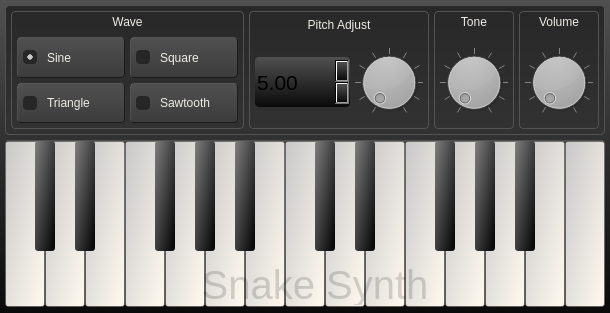
Qt form ui/form.ui (rohan-singh1/SnakeSynth) before a commit.
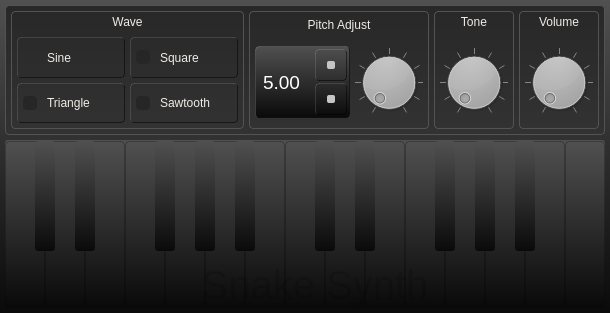
The same form after that commit.

Commit message: Pitch Adjuster beautified

```diff
--- a/ui/form.ui
+++ b/ui/form.ui
@@ -197,10 +197,10 @@
                  </property>
                  <property name="styleSheet">
                   <string notr="true">QRadioButton {
-background-color: qlineargradient(spread:repeat, x1:1, y1:1, x2:1, y2:0, stop:0 rgba(60, 60, 60, 255), stop:1 rgba(80, 80, 80, 255));
-padding: 5px;
-spacing: 10px;
-border: 1px solid;
+	background-color: qlineargradient(spread:repeat, x1:1, y1:1, x2:1, y2:0, stop:0 rgba(60, 60, 60, 255), stop:		1 rgba(80, 80, 80, 255));
+	padding: 5px;
+	spacing: 10px;
+	border: 1px solid;
 	border-color: rgba(255, 255, 255, 30);
 	border-right-color: rgba(0, 0, 0, 128);
 	border-bottom-color: rgba(0, 0, 0, 128);
@@ -220,12 +220,12 @@
 }
 QRadioButton::indicator:unchecked {
 	background-color: rgb(38, 38, 38);
-border-radius: 4px;
+	border-radius: 4px;
 }
 
 QRadioButton::indicator:checked {
-border-radius: 4px;
-	background-color: qradialgradient(spread:pad, cx:0.5, cy:0.5, radius:0.5, fx:0.5, fy:0.5, stop:0.357513 rgba(200, 200, 200, 255), stop:0.388601 rgba(38, 38, 38, 255));
+	border-radius: 4px;
+	background-color: qradialgradient(spread:pad, cx:0.5, cy:0.5, radius:0.5, fx:0.5, fy:0.5, stop:0.357513 		rgba(200, 200, 200, 255), stop:0.388601 rgba(38, 38, 38, 255));
 }</string>
                  </property>
                  <property name="text">
@@ -252,10 +252,10 @@
                  </property>
                  <property name="styleSheet">
                   <string notr="true">QRadioButton {
-background-color: qlineargradient(spread:repeat, x1:1, y1:1, x2:1, y2:0, stop:0 rgba(60, 60, 60, 255), stop:1 rgba(80, 80, 80, 255));
-padding: 5px;
-spacing: 10px;
-border: 1px solid;
+	background-color: qlineargradient(spread:repeat, x1:1, y1:1, x2:1, y2:0, stop:0 rgba(60, 60, 60, 255), stop:		1 rgba(80, 80, 80, 255));
+	padding: 5px;
+	spacing: 10px;
+	border: 1px solid;
 	border-color: rgba(255, 255, 255, 30);
 	border-right-color: rgba(0, 0, 0, 128);
 	border-bottom-color: rgba(0, 0, 0, 128);
@@ -275,12 +275,12 @@
 }
 QRadioButton::indicator:unchecked {
 	background-color: rgb(38, 38, 38);
-border-radius: 4px;
+	border-radius: 4px;
 }
 
 QRadioButton::indicator:checked {
-border-radius: 4px;
-	background-color: qradialgradient(spread:pad, cx:0.5, cy:0.5, radius:0.5, fx:0.5, fy:0.5, stop:0.357513 rgba(200, 200, 200, 255), stop:0.388601 rgba(38, 38, 38, 255));
+	border-radius: 4px;
+	background-color: qradialgradient(spread:pad, cx:0.5, cy:0.5, radius:0.5, fx:0.5, fy:0.5, stop:0.357513 		rgba(200, 200, 200, 255), stop:0.388601 rgba(38, 38, 38, 255));
 }</string>
                  </property>
                  <property name="text">
@@ -304,10 +304,10 @@
                  </property>
                  <property name="styleSheet">
                   <string notr="true">QRadioButton {
-background-color: qlineargradient(spread:repeat, x1:1, y1:1, x2:1, y2:0, stop:0 rgba(60, 60, 60, 255), stop:1 rgba(80, 80, 80, 255));
-padding: 5px;
-spacing: 10px;
-border: 1px solid;
+	background-color: qlineargradient(spread:repeat, x1:1, y1:1, x2:1, y2:0, stop:0 rgba(60, 60, 60, 255), stop:		1 rgba(80, 80, 80, 255));
+	padding: 5px;
+	spacing: 10px;
+	border: 1px solid;
 	border-color: rgba(255, 255, 255, 30);
 	border-right-color: rgba(0, 0, 0, 128);
 	border-bottom-color: rgba(0, 0, 0, 128);
@@ -327,12 +327,12 @@
 }
 QRadioButton::indicator:unchecked {
 	background-color: rgb(38, 38, 38);
-border-radius: 4px;
+	border-radius: 4px;
 }
 
 QRadioButton::indicator:checked {
-border-radius: 4px;
-	background-color: qradialgradient(spread:pad, cx:0.5, cy:0.5, radius:0.5, fx:0.5, fy:0.5, stop:0.357513 rgba(200, 200, 200, 255), stop:0.388601 rgba(38, 38, 38, 255));
+	border-radius: 4px;
+	background-color: qradialgradient(spread:pad, cx:0.5, cy:0.5, radius:0.5, fx:0.5, fy:0.5, stop:0.357513 		rgba(200, 200, 200, 255), stop:0.388601 rgba(38, 38, 38, 255));
 }</string>
                  </property>
                  <property name="text">
@@ -356,10 +356,10 @@
                  </property>
                  <property name="styleSheet">
                   <string notr="true">QRadioButton {
-background-color: qlineargradient(spread:repeat, x1:1, y1:1, x2:1, y2:0, stop:0 rgba(60, 60, 60, 255), stop:1 rgba(80, 80, 80, 255));
-padding: 5px;
-spacing: 10px;
-border: 1px solid;
+	background-color: qlineargradient(spread:repeat, x1:1, y1:1, x2:1, y2:0, stop:0 rgba(60, 60, 60, 255), stop:		1 rgba(80, 80, 80, 255));
+	padding: 5px;
+	spacing: 10px;
+	border: 1px solid;
 	border-color: rgba(255, 255, 255, 30);
 	border-right-color: rgba(0, 0, 0, 128);
 	border-bottom-color: rgba(0, 0, 0, 128);
@@ -379,12 +379,12 @@
 }
 QRadioButton::indicator:unchecked {
 	background-color: rgb(38, 38, 38);
-border-radius: 4px;
+	border-radius: 4px;
 }
 
 QRadioButton::indicator:checked {
-border-radius: 4px;
-	background-color: qradialgradient(spread:pad, cx:0.5, cy:0.5, radius:0.5, fx:0.5, fy:0.5, stop:0.357513 rgba(200, 200, 200, 255), stop:0.388601 rgba(38, 38, 38, 255));
+	border-radius: 4px;
+	background-color: qradialgradient(spread:pad, cx:0.5, cy:0.5, radius:0.5, fx:0.5, fy:0.5, stop:0.357513 		rgba(200, 200, 200, 255), stop:0.388601 rgba(38, 38, 38, 255));
 }</string>
                  </property>
                  <property name="text">
@@ -451,31 +451,92 @@
            <property name="minimumSize">
             <size>
              <width>0</width>
-             <height>50</height>
+             <height>72</height>
             </size>
            </property>
            <property name="font">
             <font>
-             <pointsize>16</pointsize>
+             <pointsize>14</pointsize>
             </font>
            </property>
            <property name="styleSheet">
-            <string notr="true">color: rgba(255, 255, 255, 100);
-background-color: qlineargradient(spread:repeat, x1:1, y1:1, x2:1, y2:0, stop:0 rgba(30, 30, 30, 255), stop:1 rgba(50, 50, 50, 255));
-border-color: qlineargradient(spread:repeat, x1:1, y1:1, x2:1, y2:0, stop:0 rgba(0, 0, 0, 255), stop:1 rgba(111, 111, 111, 255));
-border-radius: 3px;
-
-QSpinBox::up-button {
-border: none;
-	background-color: rgb(155, 155, 155);
-	background-color: rgb(255, 3, 0);
+            <string notr="true">QDoubleSpinBox {
+	selection-background-color: rgba(255, 255, 255, 50);
+	selection-color: rgb(255, 255, 255);
+	color: rgb(255, 255, 255);
+	background-color: qlineargradient(spread:repeat, x1:1, y1:1, x2:1, y2:0, stop:0 rgba(60, 60, 60, 255), stop:		1 rgba(80, 80, 80, 255));
+	padding: 5px;
+	spacing: 10px;
+	border: 1px solid;
+	border-color: rgba(255, 255, 255, 30);
+	border-right-color: rgba(0, 0, 0, 128);
+	border-bottom-color: rgba(0, 0, 0, 128);
 }
 
-
-QSpinBox::up-arrow {
-border: none;
-	background-color: rgb(155, 155, 155);
-	background-color: rgb(255, 3, 0);
+QDoubleSpinBox::up-arrow {
+	background-color: rgb(197, 197, 197);
+	width: 8px;
+	height: 8px;
+	border-radius: 2px;
+}
+QDoubleSpinBox::down-arrow {
+	background-color: rgb(197, 197, 197);
+	width: 8px;
+	height: 8px;
+	border-radius: 2px;
+}
+QDoubleSpinBox::up-button  {
+	border-radius: 4px;
+	margin: 0px;
+	background-color: qlineargradient(spread:repeat, x1:1, y1:1, x2:1, y2:0, stop:0 rgba(60, 60, 60, 255), stop:		1 rgba(80, 80, 80, 255));
+	padding: 0px;
+	spacing: 10px;
+	border: 1px solid;
+	border-color: rgba(255, 255, 255, 30);
+	border-right-color: rgba(0, 0, 0, 128);
+	border-bottom-color: rgba(0, 0, 0, 128);
+	width: 30px;
+	height: 30px;
+	margin: 2px;
+}
+QDoubleSpinBox::up-button:hover {
+	background-color: qlineargradient(spread:repeat, x1:1, y1:1, x2:1, y2:0, stop:0 rgba(80, 80, 80, 255), stop:		1 rgba(100, 100, 100, 255));
+	border: 1px solid;
+	border-color: rgba(255, 255, 255, 80);
+	border-right-color: rgba(0, 0, 0, 255);
+	border-bottom-color: rgba(0, 0, 0, 255);
+}
+QDoubleSpinBox::up-button:pressed {
+	background-color: qlineargradient(spread:repeat, x1:1, y1:1, x2:1, y2:0, stop:1 rgba(60, 60, 60, 255), stop:		0 rgba(70, 70, 70, 255));
+	border-color: rgba(0, 0, 0, 150);
+	border-right-color: rgba(255, 255, 255, 50);
+	border-bottom-color: rgba(255, 255, 255, 50);
+}
+QDoubleSpinBox::down-button  {
+	margin: 2px;
+	border-radius: 4px;
+	background-color: qlineargradient(spread:repeat, x1:1, y1:1, x2:1, y2:0, stop:0 rgba(60, 60, 60, 255), stop:		1 rgba(80, 80, 80, 255));
+	padding: 5px;
+	spacing: 10px;
+	border: 1px solid;
+	border-color: rgba(255, 255, 255, 30);
+	border-right-color: rgba(0, 0, 0, 128);
+	border-bottom-color: rgba(0, 0, 0, 128);
+	width: 20px;
+	height: 20px;
+}
+QDoubleSpinBox::down-button:hover {
+	background-color: qlineargradient(spread:repeat, x1:1, y1:1, x2:1, y2:0, stop:0 rgba(80, 80, 80, 255), stop:		1 rgba(100, 100, 100, 255));
+	border: 1px solid;
+	border-color: rgba(255, 255, 255, 80);
+	border-right-color: rgba(0, 0, 0, 255);
+	border-bottom-color: rgba(0, 0, 0, 255);
+}
+QDoubleSpinBox::down-button:pressed {
+	background-color: qlineargradient(spread:repeat, x1:1, y1:1, x2:1, y2:0, stop:1 rgba(60, 60, 60, 255), stop:		0 rgba(70, 70, 70, 255));
+	border-color: rgba(0, 0, 0, 150);
+	border-right-color: rgba(255, 255, 255, 50);
+	border-bottom-color: rgba(255, 255, 255, 50);
 }</string>
            </property>
            <property name="value">
@@ -735,10 +796,10 @@
       </property>
       <property name="styleSheet">
        <string notr="true">QPushButton {
-border-radius: 3px;
-background-color: qlineargradient(spread:pad, x1:1, y1:1, x2:0, y2:0, stop:0 rgb(255, 249, 240), stop:1 rgb(200, 200, 200));
-border: 1px solid;
-border-color: rgba(0, 0, 0,  60);
+	border-radius: 4px;
+	background-color: qlineargradient(spread:pad, x1:1, y1:1, x2:0, y2:0, stop:0 rgb(255, 249, 240), stop:1 				rgb(200, 200, 200));
+	border: 1px solid;
+	border-color: rgba(0, 0, 0,  60);
 }
 
 QPushButton:hover {
@@ -764,10 +825,10 @@
       </property>
       <property name="styleSheet">
        <string notr="true">QPushButton {
-border-radius: 3px;
-background-color: qlineargradient(spread:pad, x1:1, y1:1, x2:0, y2:0, stop:0 rgb(255, 249, 240), stop:1 rgb(200, 200, 200));
-border: 1px solid;
-border-color: rgba(0, 0, 0,  60);
+	border-radius: 4px;
+	background-color: qlineargradient(spread:pad, x1:1, y1:1, x2:0, y2:0, stop:0 rgb(255, 249, 240), stop:1 				rgb(200, 200, 200));
+	border: 1px solid;
+	border-color: rgba(0, 0, 0,  60);
 }
 
 QPushButton:hover {
@@ -793,10 +854,10 @@
       </property>
       <property name="styleSheet">
        <string notr="true">QPushButton {
-border-radius: 3px;
-background-color: qlineargradient(spread:pad, x1:1, y1:1, x2:0, y2:0, stop:0 rgb(255, 249, 240), stop:1 rgb(200, 200, 200));
-border: 1px solid;
-border-color: rgba(0, 0, 0,  60);
+	border-radius: 4px;
+	background-color: qlineargradient(spread:pad, x1:1, y1:1, x2:0, y2:0, stop:0 rgb(255, 249, 240), stop:1 				rgb(200, 200, 200));
+	border: 1px solid;
+	border-color: rgba(0, 0, 0,  60);
 }
 
 QPushButton:hover {
@@ -822,10 +883,10 @@
       </property>
       <property name="styleSheet">
        <string notr="true">QPushButton {
-border-radius: 3px;
-background-color: qlineargradient(spread:pad, x1:1, y1:1, x2:0, y2:0, stop:0 rgb(255, 249, 240), stop:1 rgb(200, 200, 200));
-border: 1px solid;
-border-color: rgba(0, 0, 0,  60);
+	border-radius: 4px;
+	background-color: qlineargradient(spread:pad, x1:1, y1:1, x2:0, y2:0, stop:0 rgb(255, 249, 240), stop:1 				rgb(200, 200, 200));
+	border: 1px solid;
+	border-color: rgba(0, 0, 0,  60);
 }
 
 QPushButton:hover {
@@ -851,10 +912,10 @@
       </property>
       <property name="styleSheet">
        <string notr="true">QPushButton {
-border-radius: 3px;
-background-color: qlineargradient(spread:pad, x1:1, y1:1, x2:0, y2:0, stop:0 rgb(255, 249, 240), stop:1 rgb(200, 200, 200));
-border: 1px solid;
-border-color: rgba(0, 0, 0,  60);
+	border-radius: 4px;
+	background-color: qlineargradient(spread:pad, x1:1, y1:1, x2:0, y2:0, stop:0 rgb(255, 249, 240), stop:1 				rgb(200, 200, 200));
+	border: 1px solid;
+	border-color: rgba(0, 0, 0,  60);
 }
 
 QPushButton:hover {
@@ -880,10 +941,10 @@
       </property>
       <property name="styleSheet">
        <string notr="true">QPushButton {
-border-radius: 3px;
-background-color: qlineargradient(spread:pad, x1:1, y1:1, x2:0, y2:0, stop:0 rgb(255, 249, 240), stop:1 rgb(200, 200, 200));
-border: 1px solid;
-border-color: rgba(0, 0, 0,  60);
+	border-radius: 4px;
+	background-color: qlineargradient(spread:pad, x1:1, y1:1, x2:0, y2:0, stop:0 rgb(255, 249, 240), stop:1 				rgb(200, 200, 200));
+	border: 1px solid;
+	border-color: rgba(0, 0, 0,  60);
 }
 
 QPushButton:hover {
@@ -909,10 +970,10 @@
       </property>
       <property name="styleSheet">
        <string notr="true">QPushButton {
-border-radius: 3px;
-background-color: qlineargradient(spread:pad, x1:1, y1:1, x2:0, y2:0, stop:0 rgb(255, 249, 240), stop:1 rgb(200, 200, 200));
-border: 1px solid;
-border-color: rgba(0, 0, 0,  60);
+	border-radius: 4px;
+	background-color: qlineargradient(spread:pad, x1:1, y1:1, x2:0, y2:0, stop:0 rgb(255, 249, 240), stop:1 				rgb(200, 200, 200));
+	border: 1px solid;
+	border-color: rgba(0, 0, 0,  60);
 }
 
 QPushButton:hover {
@@ -938,10 +999,10 @@
       </property>
       <property name="styleSheet">
        <string notr="true">QPushButton {
-border-radius: 3px;
-background-color: qlineargradient(spread:pad, x1:1, y1:1, x2:0, y2:0, stop:0 rgb(255, 249, 240), stop:1 rgb(200, 200, 200));
-border: 1px solid;
-border-color: rgba(0, 0, 0,  60);
+	border-radius: 4px;
+	background-color: qlineargradient(spread:pad, x1:1, y1:1, x2:0, y2:0, stop:0 rgb(255, 249, 240), stop:1 				rgb(200, 200, 200));
+	border: 1px solid;
+	border-color: rgba(0, 0, 0,  60);
 }
 
 QPushButton:hover {
@@ -967,10 +1028,10 @@
       </property>
       <property name="styleSheet">
        <string notr="true">QPushButton {
-border-radius: 3px;
-background-color: qlineargradient(spread:pad, x1:1, y1:1, x2:0, y2:0, stop:0 rgb(255, 249, 240), stop:1 rgb(200, 200, 200));
-border: 1px solid;
-border-color: rgba(0, 0, 0,  60);
+	border-radius: 4px;
+	background-color: qlineargradient(spread:pad, x1:1, y1:1, x2:0, y2:0, stop:0 rgb(255, 249, 240), stop:1 				rgb(200, 200, 200));
+	border: 1px solid;
+	border-color: rgba(0, 0, 0,  60);
 }
 
 QPushButton:hover {
@@ -996,10 +1057,10 @@
       </property>
       <property name="styleSheet">
        <string notr="true">QPushButton {
-border-radius: 3px;
-background-color: qlineargradient(spread:pad, x1:1, y1:1, x2:0, y2:0, stop:0 rgb(255, 249, 240), stop:1 rgb(200, 200, 200));
-border: 1px solid;
-border-color: rgba(0, 0, 0,  60);
+	border-radius: 4px;
+	background-color: qlineargradient(spread:pad, x1:1, y1:1, x2:0, y2:0, stop:0 rgb(255, 249, 240), stop:1 				rgb(200, 200, 200));
+	border: 1px solid;
+	border-color: rgba(0, 0, 0,  60);
 }
 
 QPushButton:hover {
@@ -1025,10 +1086,10 @@
       </property>
       <property name="styleSheet">
        <string notr="true">QPushButton {
-border-radius: 3px;
-background-color: qlineargradient(spread:pad, x1:1, y1:1, x2:0, y2:0, stop:0 rgb(255, 249, 240), stop:1 rgb(200, 200, 200));
-border: 1px solid;
-border-color: rgba(0, 0, 0,  60);
+	border-radius: 4px;
+	background-color: qlineargradient(spread:pad, x1:1, y1:1, x2:0, y2:0, stop:0 rgb(255, 249, 240), stop:1 				rgb(200, 200, 200));
+	border: 1px solid;
+	border-color: rgba(0, 0, 0,  60);
 }
 
 QPushButton:hover {
@@ -1054,10 +1115,10 @@
       </property>
       <property name="styleSheet">
        <string notr="true">QPushButton {
-border-radius: 3px;
-background-color: qlineargradient(spread:pad, x1:1, y1:1, x2:0, y2:0, stop:0 rgb(255, 249, 240), stop:1 rgb(200, 200, 200));
-border: 1px solid;
-border-color: rgba(0, 0, 0,  60);
+	border-radius: 4px;
+	background-color: qlineargradient(spread:pad, x1:1, y1:1, x2:0, y2:0, stop:0 rgb(255, 249, 240), stop:1 				rgb(200, 200, 200));
+	border: 1px solid;
+	border-color: rgba(0, 0, 0,  60);
 }
 
 QPushButton:hover {
@@ -1083,10 +1144,10 @@
       </property>
       <property name="styleSheet">
        <string notr="true">QPushButton {
-border-radius: 3px;
-background-color: qlineargradient(spread:pad, x1:1, y1:1, x2:0, y2:0, stop:0 rgb(255, 249, 240), stop:1 rgb(200, 200, 200));
-border: 1px solid;
-border-color: rgba(0, 0, 0,  60);
+	border-radius: 4px;
+	background-color: qlineargradient(spread:pad, x1:1, y1:1, x2:0, y2:0, stop:0 rgb(255, 249, 240), stop:1 				rgb(200, 200, 200));
+	border: 1px solid;
+	border-color: rgba(0, 0, 0,  60);
 }
 
 QPushButton:hover {
@@ -1112,10 +1173,10 @@
       </property>
       <property name="styleSheet">
        <string notr="true">QPushButton {
-border-radius: 3px;
-background-color: qlineargradient(spread:pad, x1:1, y1:1, x2:0, y2:0, stop:0 rgb(255, 249, 240), stop:1 rgb(200, 200, 200));
-border: 1px solid;
-border-color: rgba(0, 0, 0,  60);
+	border-radius: 4px;
+	background-color: qlineargradient(spread:pad, x1:1, y1:1, x2:0, y2:0, stop:0 rgb(255, 249, 240), stop:1 				rgb(200, 200, 200));
+	border: 1px solid;
+	border-color: rgba(0, 0, 0,  60);
 }
 
 QPushButton:hover {
@@ -1141,10 +1202,10 @@
       </property>
       <property name="styleSheet">
        <string notr="true">QPushButton {
-border-radius: 3px;
-background-color: qlineargradient(spread:pad, x1:1, y1:1, x2:0, y2:0, stop:0 rgb(255, 249, 240), stop:1 rgb(200, 200, 200));
-border: 1px solid;
-border-color: rgba(0, 0, 0,  60);
+	border-radius: 4px;
+	background-color: qlineargradient(spread:pad, x1:1, y1:1, x2:0, y2:0, stop:0 rgb(255, 249, 240), stop:1 				rgb(200, 200, 200));
+	border: 1px solid;
+	border-color: rgba(0, 0, 0,  60);
 }
 
 QPushButton:hover {
@@ -1170,14 +1231,12 @@
       </property>
       <property name="styleSheet">
        <string notr="true">QPushButton {
-background-color: qlineargradient(spread:pad, x1:1, y1:1, x2:0, y2:0, stop:0 rgba(0, 0, 0, 255), stop:1 rgb(126, 126, 126));
-border-radius: 3px;
+	background-color: qlineargradient(spread:pad, x1:1, y1:1, x2:0, y2:0, stop:0 rgba(0, 0, 0, 255), stop:1 					rgb(126, 126, 126));
+	border-radius: 3px;
 }
-
 QPushButton:hover {
 background-color: qlineargradient(spread:pad, x1:1, y1:1, x2:0, y2:0, stop:0 rgba(0, 0, 0, 255), stop:1 rgb(150, 150, 150));
 }
-
 QPushButton:pressed {
 background-color: qlineargradient(spread:pad, x1:1, y1:1, x2:0, y2:0, stop:0 rgba(0, 0, 0, 255), stop:1 rgb(100, 100, 100));
 }</string>
@@ -1200,14 +1259,12 @@
       </property>
       <property name="styleSheet">
        <string notr="true">QPushButton {
-background-color: qlineargradient(spread:pad, x1:1, y1:1, x2:0, y2:0, stop:0 rgba(0, 0, 0, 255), stop:1 rgb(126, 126, 126));
-border-radius: 3px;
+	background-color: qlineargradient(spread:pad, x1:1, y1:1, x2:0, y2:0, stop:0 rgba(0, 0, 0, 255), stop:1 					rgb(126, 126, 126));
+	border-radius: 3px;
 }
-
 QPushButton:hover {
 background-color: qlineargradient(spread:pad, x1:1, y1:1, x2:0, y2:0, stop:0 rgba(0, 0, 0, 255), stop:1 rgb(150, 150, 150));
 }
-
 QPushButton:pressed {
 background-color: qlineargradient(spread:pad, x1:1, y1:1, x2:0, y2:0, stop:0 rgba(0, 0, 0, 255), stop:1 rgb(100, 100, 100));
 }</string>
@@ -1230,14 +1287,12 @@
       </property>
       <property name="styleSheet">
        <string notr="true">QPushButton {
-background-color: qlineargradient(spread:pad, x1:1, y1:1, x2:0, y2:0, stop:0 rgba(0, 0, 0, 255), stop:1 rgb(126, 126, 126));
-border-radius: 3px;
+	background-color: qlineargradient(spread:pad, x1:1, y1:1, x2:0, y2:0, stop:0 rgba(0, 0, 0, 255), stop:1 					rgb(126, 126, 126));
+	border-radius: 3px;
 }
-
 QPushButton:hover {
 background-color: qlineargradient(spread:pad, x1:1, y1:1, x2:0, y2:0, stop:0 rgba(0, 0, 0, 255), stop:1 rgb(150, 150, 150));
 }
-
 QPushButton:pressed {
 background-color: qlineargradient(spread:pad, x1:1, y1:1, x2:0, y2:0, stop:0 rgba(0, 0, 0, 255), stop:1 rgb(100, 100, 100));
 }</string>
@@ -1260,14 +1315,12 @@
       </property>
       <property name="styleSheet">
        <string notr="true">QPushButton {
-background-color: qlineargradient(spread:pad, x1:1, y1:1, x2:0, y2:0, stop:0 rgba(0, 0, 0, 255), stop:1 rgb(126, 126, 126));
-border-radius: 3px;
+	background-color: qlineargradient(spread:pad, x1:1, y1:1, x2:0, y2:0, stop:0 rgba(0, 0, 0, 255), stop:1 					rgb(126, 126, 126));
+	border-radius: 3px;
 }
-
 QPushButton:hover {
 background-color: qlineargradient(spread:pad, x1:1, y1:1, x2:0, y2:0, stop:0 rgba(0, 0, 0, 255), stop:1 rgb(150, 150, 150));
 }
-
 QPushButton:pressed {
 background-color: qlineargradient(spread:pad, x1:1, y1:1, x2:0, y2:0, stop:0 rgba(0, 0, 0, 255), stop:1 rgb(100, 100, 100));
 }</string>
@@ -1290,14 +1343,12 @@
       </property>
       <property name="styleSheet">
        <string notr="true">QPushButton {
-background-color: qlineargradient(spread:pad, x1:1, y1:1, x2:0, y2:0, stop:0 rgba(0, 0, 0, 255), stop:1 rgb(126, 126, 126));
-border-radius: 3px;
+	background-color: qlineargradient(spread:pad, x1:1, y1:1, x2:0, y2:0, stop:0 rgba(0, 0, 0, 255), stop:1 					rgb(126, 126, 126));
+	border-radius: 3px;
 }
-
 QPushButton:hover {
 background-color: qlineargradient(spread:pad, x1:1, y1:1, x2:0, y2:0, stop:0 rgba(0, 0, 0, 255), stop:1 rgb(150, 150, 150));
 }
-
 QPushButton:pressed {
 background-color: qlineargradient(spread:pad, x1:1, y1:1, x2:0, y2:0, stop:0 rgba(0, 0, 0, 255), stop:1 rgb(100, 100, 100));
 }</string>
@@ -1320,14 +1371,12 @@
       </property>
       <property name="styleSheet">
        <string notr="true">QPushButton {
-background-color: qlineargradient(spread:pad, x1:1, y1:1, x2:0, y2:0, stop:0 rgba(0, 0, 0, 255), stop:1 rgb(126, 126, 126));
-border-radius: 3px;
+	background-color: qlineargradient(spread:pad, x1:1, y1:1, x2:0, y2:0, stop:0 rgba(0, 0, 0, 255), stop:1 					rgb(126, 126, 126));
+	border-radius: 3px;
 }
-
 QPushButton:hover {
 background-color: qlineargradient(spread:pad, x1:1, y1:1, x2:0, y2:0, stop:0 rgba(0, 0, 0, 255), stop:1 rgb(150, 150, 150));
 }
-
 QPushButton:pressed {
 background-color: qlineargradient(spread:pad, x1:1, y1:1, x2:0, y2:0, stop:0 rgba(0, 0, 0, 255), stop:1 rgb(100, 100, 100));
 }</string>
@@ -1350,14 +1399,12 @@
       </property>
       <property name="styleSheet">
        <string notr="true">QPushButton {
-background-color: qlineargradient(spread:pad, x1:1, y1:1, x2:0, y2:0, stop:0 rgba(0, 0, 0, 255), stop:1 rgb(126, 126, 126));
-border-radius: 3px;
+	background-color: qlineargradient(spread:pad, x1:1, y1:1, x2:0, y2:0, stop:0 rgba(0, 0, 0, 255), stop:1 					rgb(126, 126, 126));
+	border-radius: 3px;
 }
-
 QPushButton:hover {
 background-color: qlineargradient(spread:pad, x1:1, y1:1, x2:0, y2:0, stop:0 rgba(0, 0, 0, 255), stop:1 rgb(150, 150, 150));
 }
-
 QPushButton:pressed {
 background-color: qlineargradient(spread:pad, x1:1, y1:1, x2:0, y2:0, stop:0 rgba(0, 0, 0, 255), stop:1 rgb(100, 100, 100));
 }</string>
@@ -1380,14 +1427,12 @@
       </property>
       <property name="styleSheet">
        <string notr="true">QPushButton {
-background-color: qlineargradient(spread:pad, x1:1, y1:1, x2:0, y2:0, stop:0 rgba(0, 0, 0, 255), stop:1 rgb(126, 126, 126));
-border-radius: 3px;
+	background-color: qlineargradient(spread:pad, x1:1, y1:1, x2:0, y2:0, stop:0 rgba(0, 0, 0, 255), stop:1 					rgb(126, 126, 126));
+	border-radius: 3px;
 }
-
 QPushButton:hover {
 background-color: qlineargradient(spread:pad, x1:1, y1:1, x2:0, y2:0, stop:0 rgba(0, 0, 0, 255), stop:1 rgb(150, 150, 150));
 }
-
 QPushButton:pressed {
 background-color: qlineargradient(spread:pad, x1:1, y1:1, x2:0, y2:0, stop:0 rgba(0, 0, 0, 255), stop:1 rgb(100, 100, 100));
 }</string>
@@ -1410,14 +1455,12 @@
       </property>
       <property name="styleSheet">
        <string notr="true">QPushButton {
-background-color: qlineargradient(spread:pad, x1:1, y1:1, x2:0, y2:0, stop:0 rgba(0, 0, 0, 255), stop:1 rgb(126, 126, 126));
-border-radius: 3px;
+	background-color: qlineargradient(spread:pad, x1:1, y1:1, x2:0, y2:0, stop:0 rgba(0, 0, 0, 255), stop:1 					rgb(126, 126, 126));
+	border-radius: 3px;
 }
-
 QPushButton:hover {
 background-color: qlineargradient(spread:pad, x1:1, y1:1, x2:0, y2:0, stop:0 rgba(0, 0, 0, 255), stop:1 rgb(150, 150, 150));
 }
-
 QPushButton:pressed {
 background-color: qlineargradient(spread:pad, x1:1, y1:1, x2:0, y2:0, stop:0 rgba(0, 0, 0, 255), stop:1 rgb(100, 100, 100));
 }</string>
@@ -1440,14 +1483,12 @@
       </property>
       <property name="styleSheet">
        <string notr="true">QPushButton {
-background-color: qlineargradient(spread:pad, x1:1, y1:1, x2:0, y2:0, stop:0 rgba(0, 0, 0, 255), stop:1 rgb(126, 126, 126));
-border-radius: 3px;
+	background-color: qlineargradient(spread:pad, x1:1, y1:1, x2:0, y2:0, stop:0 rgba(0, 0, 0, 255), stop:1 					rgb(126, 126, 126));
+	border-radius: 3px;
 }
-
 QPushButton:hover {
 background-color: qlineargradient(spread:pad, x1:1, y1:1, x2:0, y2:0, stop:0 rgba(0, 0, 0, 255), stop:1 rgb(150, 150, 150));
 }
-
 QPushButton:pressed {
 background-color: qlineargradient(spread:pad, x1:1, y1:1, x2:0, y2:0, stop:0 rgba(0, 0, 0, 255), stop:1 rgb(100, 100, 100));
 }</string>
```
Left out of the diff: 161 changed lines with no effect on the pictures.
